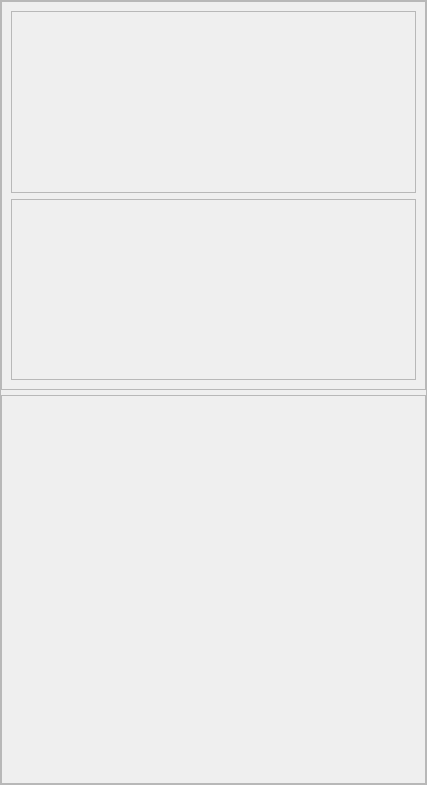
Old version of the form src/gui/gamehud.ui in the repository Zugzwangs/Gomina.
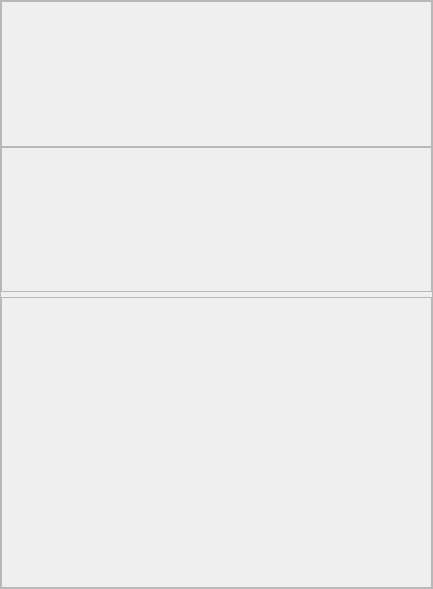
New version of the form. Custom widgets are drawn as their Qt base class.

Commit message: modification de la classe maman de PlayerHud.ui.

What changed in the file:
```diff
--- a/src/gui/gamehud.ui
+++ b/src/gui/gamehud.ui
@@ -6,8 +6,8 @@
    <rect>
     <x>0</x>
     <y>0</y>
-    <width>427</width>
-    <height>785</height>
+    <width>433</width>
+    <height>589</height>
    </rect>
   </property>
   <property name="windowTitle">
@@ -21,8 +21,8 @@
     <rect>
      <x>0</x>
      <y>0</y>
-     <width>425</width>
-     <height>783</height>
+     <width>431</width>
+     <height>587</height>
     </rect>
    </property>
    <layout class="QVBoxLayout" name="verticalLayout">
@@ -44,44 +44,48 @@
     <item>
      <widget class="QFrame" name="frame">
       <property name="frameShape">
-       <enum>QFrame::StyledPanel</enum>
+       <enum>QFrame::NoFrame</enum>
       </property>
       <property name="frameShadow">
-       <enum>QFrame::Raised</enum>
+       <enum>QFrame::Plain</enum>
       </property>
-      <layout class="QVBoxLayout" name="verticalLayout_2">
+      <property name="lineWidth">
+       <number>0</number>
+      </property>
+      <layout class="QVBoxLayout" name="vLayout_FramePlayers">
+       <property name="spacing">
+        <number>0</number>
+       </property>
+       <property name="leftMargin">
+        <number>0</number>
+       </property>
+       <property name="topMargin">
+        <number>0</number>
+       </property>
+       <property name="rightMargin">
+        <number>0</number>
+       </property>
+       <property name="bottomMargin">
+        <number>0</number>
+       </property>
        <item>
-        <widget class="PlayerHud" name="scrollArea">
-         <property name="widgetResizable">
-          <bool>true</bool>
+        <widget class="PlayerHud" name="player_1">
+         <property name="frameShape">
+          <enum>QFrame::StyledPanel</enum>
          </property>
-         <widget class="QWidget" name="scrollAreaWidgetContents_2">
-          <property name="geometry">
-           <rect>
-            <x>0</x>
-            <y>0</y>
-            <width>399</width>
-            <height>177</height>
-           </rect>
-          </property>
-         </widget>
+         <property name="frameShadow">
+          <enum>QFrame::Raised</enum>
+         </property>
         </widget>
        </item>
        <item>
-        <widget class="PlayerHud" name="scrollArea_2">
-         <property name="widgetResizable">
-          <bool>true</bool>
+        <widget class="PlayerHud" name="player_2">
+         <property name="frameShape">
+          <enum>QFrame::StyledPanel</enum>
          </property>
-         <widget class="QWidget" name="scrollAreaWidgetContents_3">
-          <property name="geometry">
-           <rect>
-            <x>0</x>
-            <y>0</y>
-            <width>399</width>
-            <height>177</height>
-           </rect>
-          </property>
-         </widget>
+         <property name="frameShadow">
+          <enum>QFrame::Raised</enum>
+         </property>
         </widget>
        </item>
       </layout>
@@ -96,19 +100,21 @@
        <enum>QFrame::Raised</enum>
       </property>
       <layout class="QVBoxLayout" name="verticalLayout_3">
-       <item>
-        <spacer name="verticalSpacer">
-         <property name="orientation">
-          <enum>Qt::Vertical</enum>
-         </property>
-         <property name="sizeHint" stdset="0">
-          <size>
-           <width>20</width>
-           <height>362</height>
-          </size>
-         </property>
-        </spacer>
-       </item>
+       <property name="spacing">
+        <number>5</number>
+       </property>
+       <property name="leftMargin">
+        <number>0</number>
+       </property>
+       <property name="topMargin">
+        <number>0</number>
+       </property>
+       <property name="rightMargin">
+        <number>0</number>
+       </property>
+       <property name="bottomMargin">
+        <number>0</number>
+       </property>
       </layout>
      </widget>
     </item>
@@ -118,8 +124,8 @@
  <customwidgets>
   <customwidget>
    <class>PlayerHud</class>
-   <extends>QScrollArea</extends>
-   <header>playerhud.h</header>
+   <extends>QFrame</extends>
+   <header location="global">playerhud.h</header>
    <container>1</container>
   </customwidget>
  </customwidgets>
```
Left out of the diff: 4 changed lines with no effect on the pictures. The commit also changes 15 other files.
